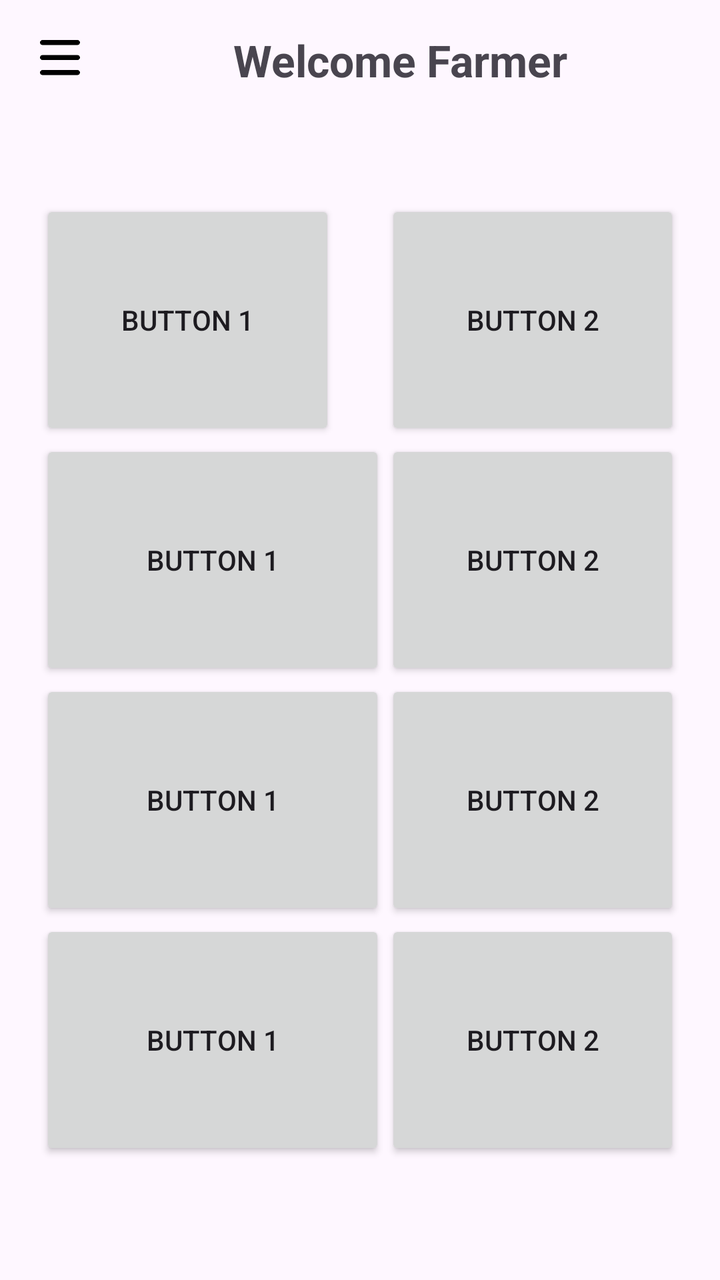
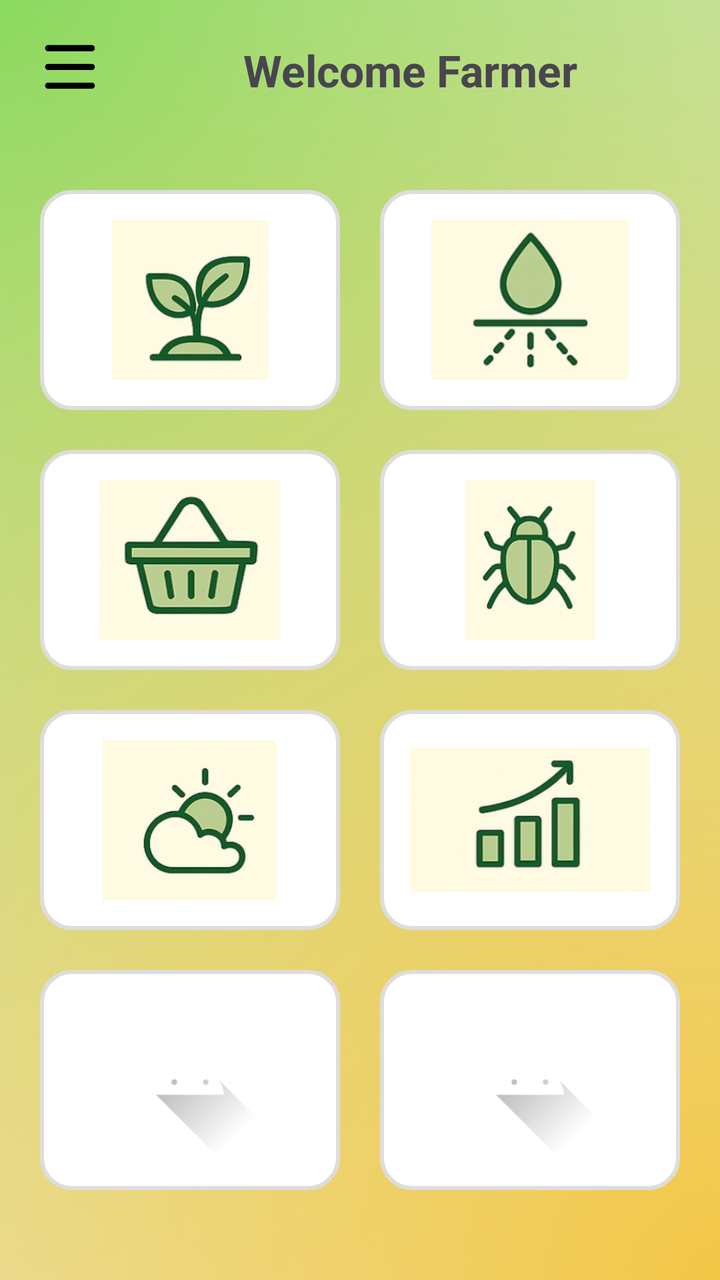

Screens rendered from an Android XML layout before and after an edit, with the pre-edit source and the edit as a unified diff.
<!-- AndroidManifest.xml: application theme Theme.Sakha -->
<!-- res/layout/activity_homepage.xml -->
<?xml version="1.0" encoding="utf-8"?>
<androidx.constraintlayout.widget.ConstraintLayout
    xmlns:android="http://schemas.android.com/apk/res/android"
    xmlns:app="http://schemas.android.com/apk/res-auto"
    android:layout_width="match_parent"
    android:layout_height="match_parent"
    android:padding="10dp">

    
    <LinearLayout
        android:id="@+id/topBar"
        android:layout_width="0dp"
        android:layout_height="wrap_content"
        android:orientation="horizontal"
        android:gravity="center_vertical"
        app:layout_constraintTop_toTopOf="parent"
        app:layout_constraintStart_toStartOf="parent"
        app:layout_constraintEnd_toEndOf="parent">

        
        <ImageButton
            android:id="@+id/hamMenu"
            android:layout_width="40dp"
            android:layout_height="40dp"
            android:background="@drawable/ham_menu"
            android:src=""
            android:contentDescription="@string/ham_menu" />

        
        <TextView
            android:id="@+id/welcomeText"
            android:layout_width="0dp"
            android:layout_height="wrap_content"
            android:layout_weight="1"
            android:gravity="center"
            android:text="Welcome Farmer"
            android:textSize="22sp"
            android:textStyle="bold" />
    </LinearLayout>

    
    <GridLayout
        android:id="@+id/buttonGrid"
        android:layout_width="0dp"
        android:layout_height="0dp"
        android:layout_marginTop="50dp"
        android:layout_marginBottom="50dp"
        android:layout_marginHorizontal="10dp"
        android:rowCount="8"
        android:columnCount="2"
        android:orientation="horizontal"
        app:layout_constraintTop_toBottomOf="@id/topBar"
        app:layout_constraintStart_toStartOf="parent"
        app:layout_constraintEnd_toEndOf="parent"
        app:layout_constraintBottom_toBottomOf="parent">

        
        <Button
            android:layout_width="0dp"
            android:layout_height="0dp"
            android:layout_rowWeight="1"
            android:layout_columnWeight="1"
            android:layout_marginEnd="25"
            android:text="Button 1" />

        <Button
            android:layout_width="0dp"
            android:layout_height="0dp"
            android:layout_rowWeight="1"
            android:layout_columnWeight="1"
            android:text="Button 2" />

        <Button
            android:layout_width="0dp"
            android:layout_height="0dp"
            android:layout_rowWeight="1"
            android:layout_columnWeight="1"
            android:text="Button 1" />

        <Button
            android:layout_width="0dp"
            android:layout_height="0dp"
            android:layout_rowWeight="1"
            android:layout_columnWeight="1"
            android:text="Button 2" />

        <Button
            android:layout_width="0dp"
            android:layout_height="0dp"
            android:layout_rowWeight="1"
            android:layout_columnWeight="1"
            android:text="Button 1" />

        <Button
            android:layout_width="0dp"
            android:layout_height="0dp"
            android:layout_rowWeight="1"
            android:layout_columnWeight="1"
            android:text="Button 2" />

        <Button
            android:layout_width="0dp"
            android:layout_height="0dp"
            android:layout_rowWeight="1"
            android:layout_columnWeight="1"
            android:text="Button 1" />

        <Button
            android:layout_width="0dp"
            android:layout_height="0dp"
            android:layout_rowWeight="1"
            android:layout_columnWeight="1"
            android:text="Button 2" />

    </GridLayout>

</androidx.constraintlayout.widget.ConstraintLayout>
<!-- resources referenced by this layout -->
<resources>
  <!-- unchanged entries left out for length: 4 -->
</resources>

<!-- the commit's change to res/layout/activity_homepage.xml (unified diff, before → after) -->
@@ -4,7 +4,8 @@
     xmlns:app="http://schemas.android.com/apk/res-auto"
     android:layout_width="match_parent"
     android:layout_height="match_parent"
-    android:padding="10dp">
+    android:padding="10dp"
+    android:background="@drawable/radiant_bg">
 
     
     <LinearLayout
@@ -20,10 +21,9 @@
         
         <ImageButton
             android:id="@+id/hamMenu"
-            android:layout_width="40dp"
-            android:layout_height="40dp"
+            android:layout_width="50dp"
+            android:layout_height="50dp"
             android:background="@drawable/ham_menu"
-            android:src=""
             android:contentDescription="@string/ham_menu" />
 
         
@@ -43,10 +43,8 @@
         android:id="@+id/buttonGrid"
         android:layout_width="0dp"
         android:layout_height="0dp"
-        android:layout_marginTop="50dp"
-        android:layout_marginBottom="50dp"
-        android:layout_marginHorizontal="10dp"
-        android:rowCount="8"
+        android:layout_marginVertical="25dp"
+        android:rowCount="4"
         android:columnCount="2"
         android:orientation="horizontal"
         app:layout_constraintTop_toBottomOf="@id/topBar"
@@ -55,63 +53,14 @@
         app:layout_constraintBottom_toBottomOf="parent">
 
         
-        <Button
-            android:layout_width="0dp"
-            android:layout_height="0dp"
-            android:layout_rowWeight="1"
-            android:layout_columnWeight="1"
-            android:layout_marginEnd="25"
-            android:text="Button 1" />
-
-        <Button
-            android:layout_width="0dp"
-            android:layout_height="0dp"
-            android:layout_rowWeight="1"
-            android:layout_columnWeight="1"
-            android:text="Button 2" />
-
-        <Button
-            android:layout_width="0dp"
-            android:layout_height="0dp"
-            android:layout_rowWeight="1"
-            android:layout_columnWeight="1"
-            android:text="Button 1" />
-
-        <Button
-            android:layout_width="0dp"
-            android:layout_height="0dp"
-            android:layout_rowWeight="1"
-            android:layout_columnWeight="1"
-            android:text="Button 2" />
-
-        <Button
-            android:layout_width="0dp"
-            android:layout_height="0dp"
-            android:layout_rowWeight="1"
-            android:layout_columnWeight="1"
-            android:text="Button 1" />
-
-        <Button
-            android:layout_width="0dp"
-            android:layout_height="0dp"
-            android:layout_rowWeight="1"
-            android:layout_columnWeight="1"
-            android:text="Button 2" />
-
-        <Button
-            android:layout_width="0dp"
-            android:layout_height="0dp"
-            android:layout_rowWeight="1"
-            android:layout_columnWeight="1"
-            android:text="Button 1" />
-
-        <Button
-            android:layout_width="0dp"
-            android:layout_height="0dp"
-            android:layout_rowWeight="1"
-            android:layout_columnWeight="1"
-            android:text="Button 2" />
-
+        <ImageButton android:id="@+id/btn1" style="@style/GridImageButtonStyle" android:src="@drawable/mycrops"/>
+        <ImageButton android:id="@+id/btn2" style="@style/GridImageButtonStyle" android:src="@drawable/irrigation"/>
+        <ImageButton android:id="@+id/btn3" style="@style/GridImageButtonStyle" android:src="@drawable/basket"/>
+        <ImageButton android:id="@+id/btn4" style="@style/GridImageButtonStyle" android:src="@drawable/pest"/>
+        <ImageButton android:id="@+id/btn5" style="@style/GridImageButtonStyle" android:src="@drawable/weather"/>
+        <ImageButton android:id="@+id/btn6" style="@style/GridImageButtonStyle" android:src="@drawable/market"/>
+        <ImageButton android:id="@+id/btn7" style="@style/GridImageButtonStyle" android:src="@drawable/ic_launcher_foreground"/>
+        <ImageButton android:id="@+id/btn8" style="@style/GridImageButtonStyle" android:src="@drawable/ic_launcher_foreground"/>
     </GridLayout>
 
 </androidx.constraintlayout.widget.ConstraintLayout>
<!-- resource entries referenced after the edit -->
@@ -1,5 +1,93 @@
 <!-- resources referenced by this layout -->
 <resources>
+  <!-- drawable basket: jpg bitmap (drawable, 22713 bytes) -->
+  <!-- drawable ic_launcher_foreground (drawable) -->
+  <vector xmlns:android="http://schemas.android.com/apk/res/android"
+      xmlns:aapt="http://schemas.android.com/aapt"
+      android:width="108dp"
+      android:height="108dp"
+      android:viewportWidth="108"
+      android:viewportHeight="108">
+      <path android:pathData="M31,63.928c0,0 6.4,-11 12.1,-13.1c7.2,-2.6 26,-1.4 26,-1.4l38.1,38.1L107,108.928l-32,-1L31,63.928z">
+          <aapt:attr name="android:fillColor">
+              <gradient
+                  android:endX="85.84757"
+                  android:endY="92.4963"
+                  android:startX="42.9492"
+                  android:startY="49.59793"
+                  android:type="linear">
+                  <item
+                      android:color="#44000000"
+                      android:offset="0.0" />
+                  <item
+                      android:color="#00000000"
+                      android:offset="1.0" />
+              </gradient>
+          </aapt:attr>
+      </path>
+      <path
+          android:fillColor="#FFFFFF"
+          android:fillType="nonZero"
+          android:pathData="M65.3,45.828l3.8,-6.6c0.2,-0.4 0.1,-0.9 -0.3,-1.1c-0.4,-0.2 -0.9,-0.1 -1.1,0.3l-3.9,6.7c-6.3,-2.8 -13.4,-2.8 -19.7,0l-3.9,-6.7c-0.2,-0.4 -0.7,-0.5 -1.1,-0.3C38.8,38.328 38.7,38.828 38.9,39.228l3.8,6.6C36.2,49.428 31.7,56.028 31,63.928h46C76.3,56.028 71.8,49.428 65.3,45.828zM43.4,57.328c-0.8,0 -1.5,-0.5 -1.8,-1.2c-0.3,-0.7 -0.1,-1.5 0.4,-2.1c0.5,-0.5 1.4,-0.7 2.1,-0.4c0.7,0.3 1.2,1 1.2,1.8C45.3,56.528 44.5,57.328 43.4,57.328L43.4,57.328zM64.6,57.328c-0.8,0 -1.5,-0.5 -1.8,-1.2s-0.1,-1.5 0.4,-2.1c0.5,-0.5 1.4,-0.7 2.1,-0.4c0.7,0.3 1.2,1 1.2,1.8C66.5,56.528 65.6,57.328 64.6,57.328L64.6,57.328z"
+          android:strokeWidth="1"
+          android:strokeColor="#00000000" />
+  </vector>
+  <!-- drawable irrigation: jpg bitmap (drawable, 18961 bytes) -->
+  <!-- drawable market: jpg bitmap (drawable, 19360 bytes) -->
+  <!-- drawable mycrops: jpg bitmap (drawable, 22442 bytes) -->
+  <!-- drawable pest: jpg bitmap (drawable, 21708 bytes) -->
+  <!-- drawable radiant_bg (drawable) -->
+  <?xml version="1.0" encoding="utf-8"?>
+  <layer-list xmlns:android="http://schemas.android.com/apk/res/android">
+  
+      
+      <item>
+          <shape android:shape="rectangle">
+              <gradient
+                  android:type="radial"
+                  android:centerX="0.0"
+                  android:centerY="0.0"
+                  android:gradientRadius="800dp"
+                  android:startColor="@color/gradient_green"
+                  android:endColor="@android:color/transparent" />
+          </shape>
+      </item>
+  
+      
+      <item>
+          <shape android:shape="rectangle">
+              <gradient
+                  android:type="radial"
+                  android:centerX="1.0"
+                  android:centerY="1.0"
+                  android:gradientRadius="800dp"
+                  android:startColor="@color/radiant_background"
+                  android:endColor="@android:color/transparent" />
+          </shape>
+      </item>
+  
+  </layer-list>
+  <!-- drawable weather: jpg bitmap (drawable, 23644 bytes) -->
+  <style name="GridImageButtonStyle">
+          <item name="android:layout_width">0dp</item>
+          <item name="android:layout_height">0dp</item>
+          <item name="android:layout_rowWeight">1</item>
+          <item name="android:layout_columnWeight">1</item>
+          <item name="android:layout_margin">10dp</item>
+          <item name="android:background">@drawable/rounded_button_bg</item>
+          <item name="android:scaleType">centerInside</item>
+          <item name="android:adjustViewBounds">true</item>
+          <item name="android:padding">15dp</item>
+      </style>
+  <color name="gradient_green">#80DB61</color>
+  <color name="radiant_background">#F2C746</color>
+  <!-- drawable rounded_button_bg (drawable) -->
+  <shape xmlns:android="http://schemas.android.com/apk/res/android" android:shape="rectangle">
+      <solid android:color="@android:color/white"/>
+      <corners android:radius="15dp"/>
+      <stroke android:width="2dp" android:color="#DDDDDD"/>
+      <padding android:left="5dp" android:top="5dp" android:right="5dp" android:bottom="5dp"/>
+  </shape>
   <!-- unchanged entries left out for length: 4 -->
 </resources>
 
